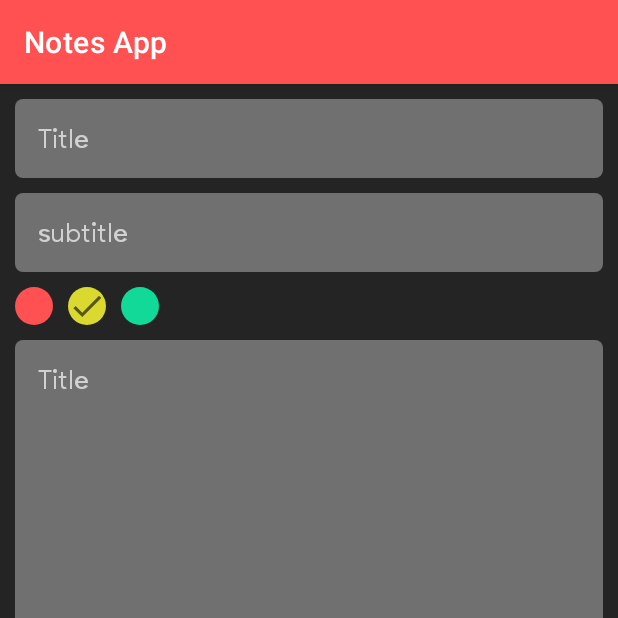
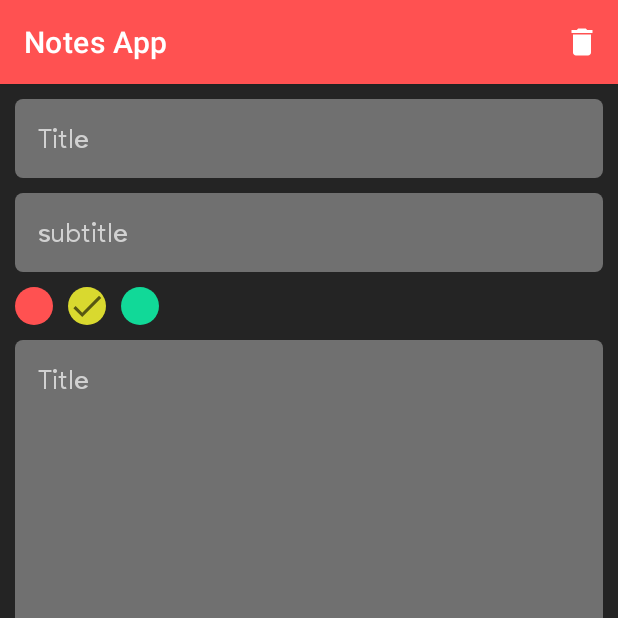
Before and after one commit to Raghavarya2002/NotesMaker, an Android app: the fragment EditNotesFragment placed in its activity, on a phone screen of 412 x 824 dp, the top half of it. Run offline under Robolectric (Android 15) with nearby library versions, the phone set to English and light mode, and no system bars; our stand-ins replace Room's generated code, navigation-ui; 6 statements that could not run were skipped.

Commit message:
delete notes done

```diff
--- /dev/null
+++ b/app/src/main/res/drawable/delete_notes.xml
@@ -0,0 +1,10 @@
+<vector xmlns:android="http://schemas.android.com/apk/res/android"
+    android:width="24dp"
+    android:height="24dp"
+    android:tint="?attr/colorControlNormal"
+    android:viewportWidth="24"
+    android:viewportHeight="24">
+    <path
+        android:fillColor="@android:color/white"
+        android:pathData="M6,19c0,1.1 0.9,2 2,2h8c1.1,0 2,-0.9 2,-2V7H6v12zM19,4h-3.5l-1,-1h-5l-1,1H5v2h14V4z" />
+</vector>
--- /dev/null
+++ b/app/src/main/res/drawable/delete_sheet.xml
@@ -0,0 +1,8 @@
+<?xml version="1.0" encoding="utf-8"?>
+<shape xmlns:android="http://schemas.android.com/apk/res/android"
+    android:shape="rectangle">
+    <corners
+        android:topLeftRadius="20dp"
+        android:topRightRadius="20dp" />
+    <solid android:color="@color/white" />
+</shape>
--- /dev/null
+++ b/app/src/main/res/menu/delete_menu.xml
@@ -0,0 +1,11 @@
+<?xml version="1.0" encoding="utf-8"?>
+<menu xmlns:android="http://schemas.android.com/apk/res/android"
+    xmlns:app="http://schemas.android.com/apk/res-auto">
+
+    <item
+        android:id="@+id/menu_delete"
+        android:icon="@drawable/delete_notes"
+        android:iconTint="@color/white"
+        android:title="@string/delete"
+        app:showAsAction="always" />
+</menu>
--- a/app/src/main/res/values/strings.xml
+++ b/app/src/main/res/values/strings.xml
@@ -10,4 +10,8 @@
     <string name="high">High</string>
     <string name="medium">Medium</string>
     <string name="low">Low</string>
+    <string name="delete">Delete</string>
+    <string name="no">No</string>
+    <string name="yes">Yes</string>
+    <string name="are_you_sure_you_want_to_delete_n_this_note">Are you sure, you want to delete\n This Note?</string>
 </resources>
--- a/app/src/main/res/values/themes.xml
+++ b/app/src/main/res/values/themes.xml
@@ -17,4 +17,15 @@
     <style name="progressbar">
         <item name="colorSecondary">@color/red_color</item>
     </style>
+
+
+    <style name="BottomSheetStyle" parent="Theme.Design.Light.BottomSheetDialog">
+        <item name="bottomSheetStyle">@style/Modal</item>
+    </style>
+
+    <style name="Modal" parent="Widget.Design.BottomSheet.Modal">
+        <item name="android:background">@drawable/delete_sheet</item>
+    </style>
+
+
 </resources>
```
Also changed, not shown: app/src/main/java/com/example/notesmaker/ui/Fragments/EditNotesFragment.kt (+33 -4 lines), app/src/main/res/layout/dialog_delete.xml (+6 -3 lines).
